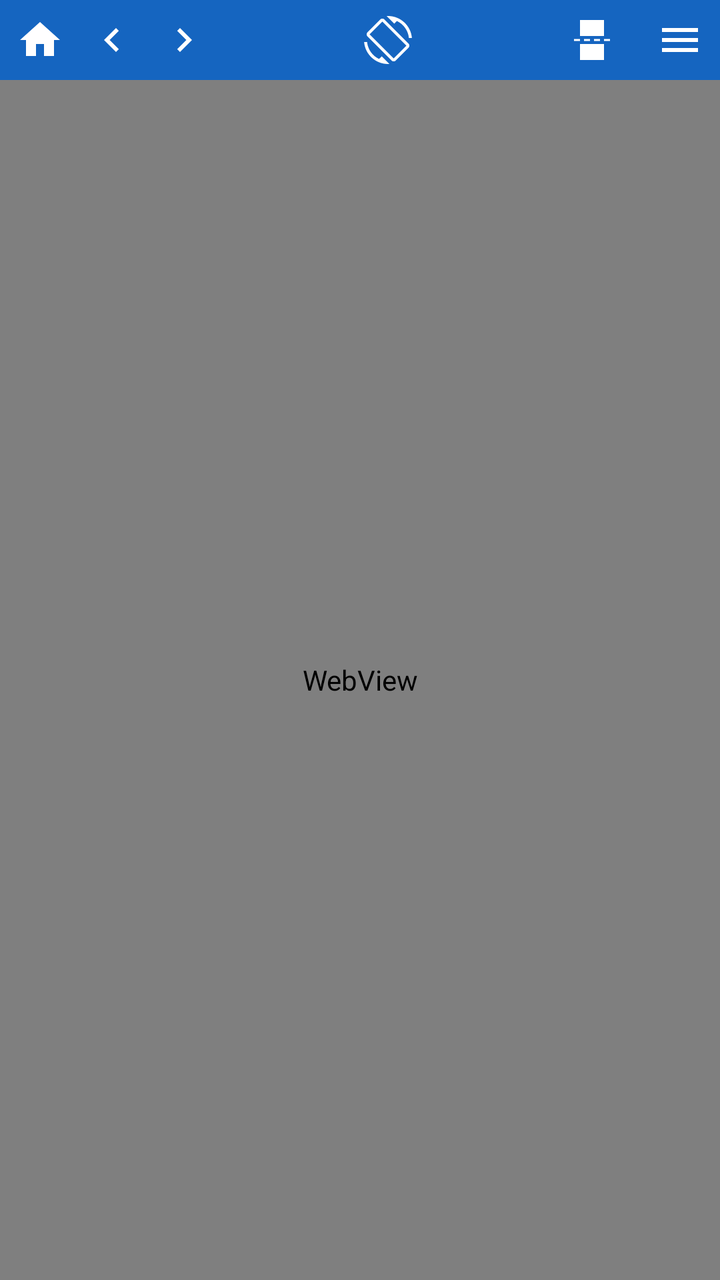
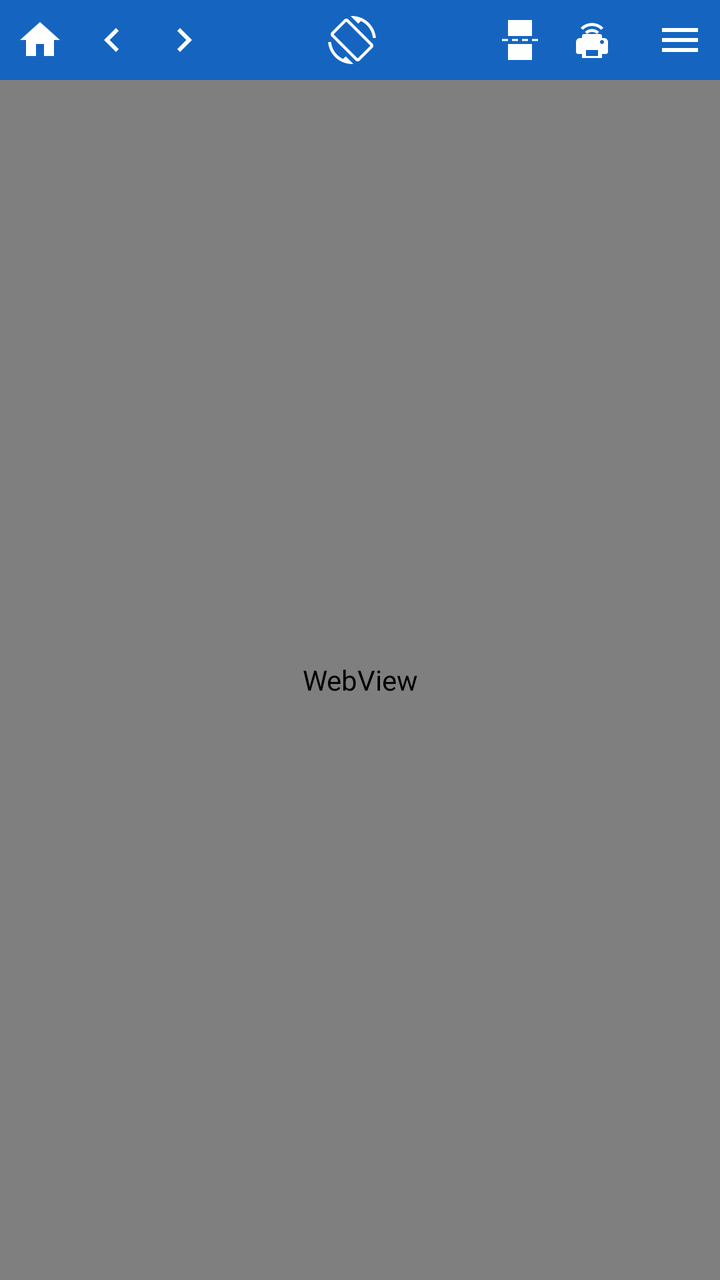

An Android layout rendered at two revisions. The XML below is the earlier revision; the diff shows what the commit changed to produce the second picture.
<!-- AndroidManifest.xml: activity theme Theme.LibroPrintDriver.NoActionBar -->
<!-- res/layout/activity_web_print.xml -->
<?xml version="1.0" encoding="utf-8"?>
<LinearLayout xmlns:android="http://schemas.android.com/apk/res/android"
    android:layout_width="match_parent"
    android:layout_height="match_parent"
    android:orientation="vertical"
    android:soundEffectsEnabled="false">

    
    <LinearLayout
        android:layout_width="match_parent"
        android:layout_height="40dp"
        android:orientation="horizontal"
        android:paddingStart="2dp"
        android:paddingEnd="2dp"
        android:background="#1565C0"
        android:gravity="center_vertical">

        

        <ImageButton
            android:id="@+id/btnHome"
            android:layout_width="36dp"
            android:layout_height="36dp"
            android:src="@drawable/ic_home"
            android:background="?attr/selectableItemBackgroundBorderless"
            android:contentDescription="홈"
            android:padding="8dp" />

        <ImageButton
            android:id="@+id/btnBack"
            android:layout_width="36dp"
            android:layout_height="36dp"
            android:src="@drawable/ic_arrow_back"
            android:background="?attr/selectableItemBackgroundBorderless"
            android:contentDescription="뒤로"
            android:padding="8dp" />

        <ImageButton
            android:id="@+id/btnForward"
            android:layout_width="36dp"
            android:layout_height="36dp"
            android:src="@drawable/ic_arrow_forward"
            android:background="?attr/selectableItemBackgroundBorderless"
            android:contentDescription="앞으로"
            android:padding="8dp" />

        <ImageButton
            android:id="@+id/btnLadderGame"
            android:layout_width="36dp"
            android:layout_height="36dp"
            android:src="@drawable/ic_ladder_game"
            android:background="?attr/selectableItemBackgroundBorderless"
            android:contentDescription="사다리 게임"
            android:padding="7dp"
            android:layout_marginStart="4dp"
            android:visibility="gone" />

        <ImageButton
            android:id="@+id/btnBingoGame"
            android:layout_width="36dp"
            android:layout_height="36dp"
            android:src="@drawable/ic_bingo_game"
            android:background="?attr/selectableItemBackgroundBorderless"
            android:contentDescription="빙고 게임"
            android:padding="7dp"
            android:visibility="gone" />

        <TextView
            android:id="@+id/txtSchedule"
            android:layout_width="wrap_content"
            android:layout_height="wrap_content"
            android:textColor="#CCFFFFFF"
            android:textSize="11sp"
            android:paddingStart="6dp"
            android:paddingEnd="4dp"
            android:visibility="gone" />

        
        <View
            android:layout_width="0dp"
            android:layout_height="0dp"
            android:layout_weight="1" />

        

        <ImageButton
            android:id="@+id/btnPower"
            android:layout_width="36dp"
            android:layout_height="36dp"
            android:src="@drawable/ic_power"
            android:background="?attr/selectableItemBackgroundBorderless"
            android:contentDescription="전원 끄기"
            android:padding="8dp"
            android:visibility="gone" />

        <ImageButton
            android:id="@+id/btnRotate"
            android:layout_width="36dp"
            android:layout_height="36dp"
            android:src="@drawable/ic_screen_rotation"
            android:background="?attr/selectableItemBackgroundBorderless"
            android:contentDescription="화면 회전"
            android:padding="8dp" />

        
        <View
            android:layout_width="0dp"
            android:layout_height="0dp"
            android:layout_weight="1" />

        

        <ImageButton
            android:id="@+id/btnPaperSize"
            android:layout_width="36dp"
            android:layout_height="36dp"
            android:src="@drawable/ic_paper_large"
            android:background="?attr/selectableItemBackgroundBorderless"
            android:contentDescription="용지 크기"
            android:padding="8dp"
            android:visibility="gone" />

        <ImageButton
            android:id="@+id/btnCutMode"
            android:layout_width="36dp"
            android:layout_height="36dp"
            android:src="@drawable/ic_cut_full"
            android:background="?attr/selectableItemBackgroundBorderless"
            android:contentDescription="절단 모드"
            android:padding="8dp" />

        <TextView
            android:id="@+id/txtClock"
            android:layout_width="wrap_content"
            android:layout_height="wrap_content"
            android:textColor="#CCFFFFFF"
            android:textSize="12sp"
            android:paddingStart="4dp"
            android:paddingEnd="4dp" />

        <ImageButton
            android:id="@+id/btnMenu"
            android:layout_width="36dp"
            android:layout_height="36dp"
            android:src="@drawable/ic_menu"
            android:background="?attr/selectableItemBackgroundBorderless"
            android:contentDescription="설정"
            android:padding="8dp" />

    </LinearLayout>

    <ProgressBar
        android:id="@+id/progressBar"
        style="@android:style/Widget.ProgressBar.Horizontal"
        android:layout_width="match_parent"
        android:layout_height="3dp"
        android:visibility="gone" />

    <WebView
        android:id="@+id/webView"
        android:layout_width="match_parent"
        android:layout_height="0dp"
        android:layout_weight="1" />

</LinearLayout>
<!-- resources referenced by this layout -->
<resources>
  <!-- drawable ic_arrow_back (drawable) -->
  <vector xmlns:android="http://schemas.android.com/apk/res/android"
      android:width="24dp"
      android:height="24dp"
      android:viewportWidth="24"
      android:viewportHeight="24">
      
      <path
          android:fillColor="#FFFFFF"
          android:pathData="M15.41,7.41L14,6l-6,6 6,6 1.41,-1.41L10.83,12z"/>
  </vector>
  <!-- drawable ic_arrow_forward (drawable) -->
  <vector xmlns:android="http://schemas.android.com/apk/res/android"
      android:width="24dp"
      android:height="24dp"
      android:viewportWidth="24"
      android:viewportHeight="24">
      
      <path
          android:fillColor="#FFFFFF"
          android:pathData="M10,6L8.59,7.41 13.17,12l-4.58,4.59L10,18l6,-6z"/>
  </vector>
  <!-- drawable ic_home (drawable) -->
  <vector xmlns:android="http://schemas.android.com/apk/res/android"
      android:width="24dp"
      android:height="24dp"
      android:viewportWidth="24"
      android:viewportHeight="24">
      <path
          android:fillColor="#FFFFFF"
          android:pathData="M10,20v-6h4v6h5v-8h3L12,3 2,12h3v8z"/>
  </vector>
  <!-- drawable ic_menu (drawable) -->
  <vector xmlns:android="http://schemas.android.com/apk/res/android"
      android:width="24dp"
      android:height="24dp"
      android:viewportWidth="24"
      android:viewportHeight="24">
      <path
          android:fillColor="#FFFFFF"
          android:pathData="M3,18h18v-2H3v2zM3,13h18v-2H3v2zM3,6v2h18V6H3z"/>
  </vector>
  <!-- drawable ic_paper_large (drawable) -->
  <vector xmlns:android="http://schemas.android.com/apk/res/android"
      android:width="24dp"
      android:height="24dp"
      android:viewportWidth="24"
      android:viewportHeight="24">
      
      <path
          android:fillColor="#FFFFFF"
          android:pathData="M4,4h16v16h-16z"
          android:strokeColor="#FFFFFF"
          android:strokeWidth="1.5"/>
  </vector>
  <!-- drawable ic_power (drawable) -->
  <vector xmlns:android="http://schemas.android.com/apk/res/android"
      android:width="24dp"
      android:height="24dp"
      android:viewportWidth="24"
      android:viewportHeight="24">
      <path
          android:fillColor="#FFFFFF"
          android:pathData="M13,3h-2v10h2V3zM17.83,5.17l-1.42,1.42C17.99,7.86 19,9.81 19,12c0,3.87 -3.13,7 -7,7s-7,-3.13 -7,-7c0,-2.19 1.01,-4.14 2.58,-5.42L6.17,5.17C4.23,6.82 3,9.26 3,12c0,4.97 4.03,9 9,9s9,-4.03 9,-9c0,-2.74 -1.23,-5.18 -3.17,-6.83z"/>
  </vector>
  <style name="Theme.LibroPrintDriver.NoActionBar" parent="Theme.MaterialComponents.DayNight.NoActionBar">
          <item name="colorPrimary">#1565C0</item>
          <item name="colorPrimaryVariant">#0D47A1</item>
          <item name="colorOnPrimary">@color/white</item>
          <item name="android:statusBarColor">#0D47A1</item>
      </style>
  <color name="white">#FFFFFFFF</color>
  <!-- unchanged entries left out for length: 4 -->
</resources>

<!-- the commit's change to res/layout/activity_web_print.xml (unified diff, before → after) -->
@@ -129,6 +129,15 @@
             android:contentDescription="절단 모드"
             android:padding="8dp" />
 
+        <ImageButton
+            android:id="@+id/btnNetworkPrinter"
+            android:layout_width="36dp"
+            android:layout_height="36dp"
+            android:src="@drawable/ic_action_network_printer"
+            android:background="?attr/selectableItemBackgroundBorderless"
+            android:contentDescription="네트워크 프린터 정보"
+            android:padding="8dp" />
+
         <TextView
             android:id="@+id/txtClock"
             android:layout_width="wrap_content"
<!-- resource entries referenced after the edit -->
@@ -1,5 +1,20 @@
 <!-- resources referenced by this layout -->
 <resources>
+  <!-- drawable ic_action_network_printer (drawable) -->
+  <vector xmlns:android="http://schemas.android.com/apk/res/android"
+      android:width="24dp"
+      android:height="24dp"
+      android:viewportWidth="24"
+      android:viewportHeight="24">
+      
+      <path
+          android:fillColor="#FFFFFF"
+          android:pathData="M12,3.5c-2.21,0 -4.21,0.9 -5.66,2.35l1.06,1.06C8.62,5.69 10.22,5 12,5s3.38,0.69 4.6,1.91l1.06,-1.06C16.21,4.4 14.21,3.5 12,3.5zM12,6.5c-1.38,0 -2.63,0.56 -3.54,1.46l1.06,1.06c0.64,-0.64 1.51,-1.02 2.48,-1.02s1.85,0.39 2.48,1.02l1.06,-1.06C14.63,7.06 13.38,6.5 12,6.5z" />
+      
+      <path
+          android:fillColor="#FFFFFF"
+          android:pathData="M18,11h-1v-1c0,-0.55 -0.45,-1 -1,-1H8c-0.55,0 -1,0.45 -1,1v1H6c-1.1,0 -2,0.9 -2,2v5c0,0.55 0.45,1 1,1h2v2h10v-2h2c0.55,0 1,-0.45 1,-1v-5C20,11.9 19.1,11 18,11zM15,20H9v-3h6V20zM17,14c-0.55,0 -1,-0.45 -1,-1s0.45,-1 1,-1 1,0.45 1,1 -0.45,1 -1,1z" />
+  </vector>
   <!-- drawable ic_arrow_back (drawable) -->
   <vector xmlns:android="http://schemas.android.com/apk/res/android"
       android:width="24dp"
